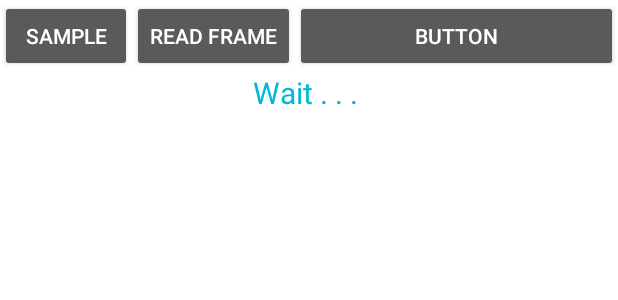
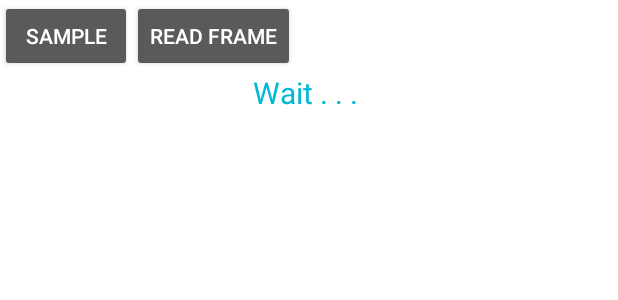
Before and after one commit to JSenen/SAlignerTest, an Android app: the layout fragment_aligner.xml on its own in the app's theme, with its tools: preview values and no code run, on a phone screen of 412 x 824 dp. Shown: the top 300 px of the screen. Run offline under Robolectric (Android 15) with nearby library versions, the phone set to English and light mode, and no system bars.

```diff
--- a/app/src/main/res/layout/fragment_aligner.xml
+++ b/app/src/main/res/layout/fragment_aligner.xml
@@ -27,13 +27,6 @@
             android:layout_height="wrap_content"
             android:text="Read Frame" />
 
-        <Button
-            android:id="@+id/butReadContinius"
-            android:layout_width="wrap_content"
-            android:layout_height="wrap_content"
-            android:layout_weight="1"
-            android:text="Button" />
-
     </LinearLayout>
 
     <TextView
```
Also changed, not shown: app/src/main/java/com/juansenen/salignertest/AlignerFragment.java (+6 -15 lines).
